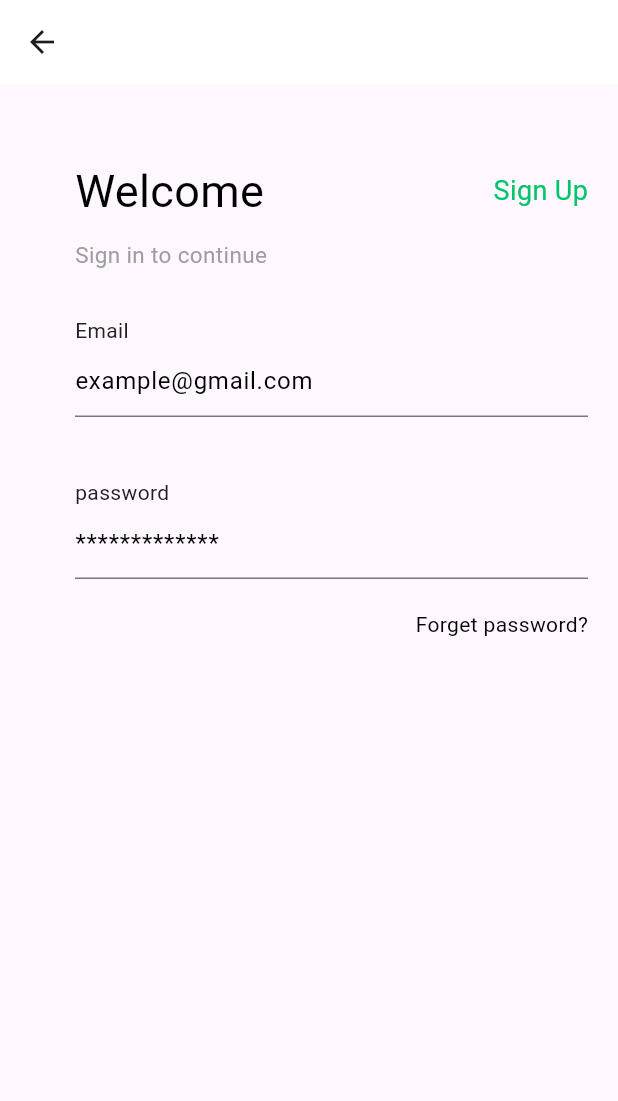
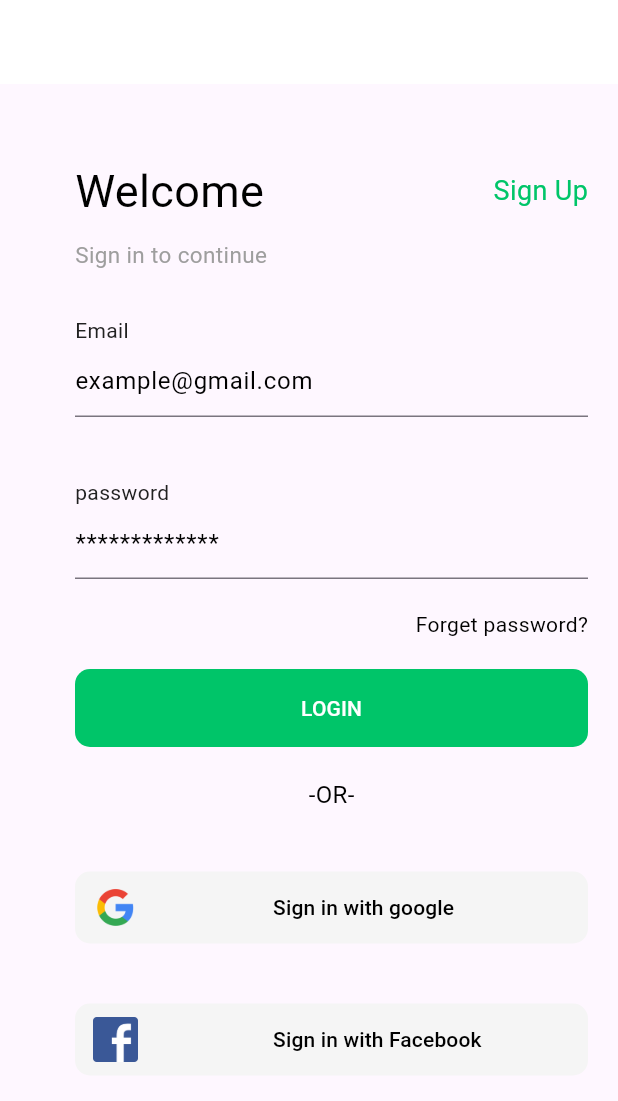
Before and after one commit to omer358/e-commerce-flutter-app, a Flutter app: the LoginScreen screen opened directly, on a phone screen of 412 x 824 dp. Shown: the top 1101 px of the screen. Run offline on Flutter 3.47's test engine with Material 3 defaults, Android fonts, the phone set to English and light mode, and no system bars.

Commit message:
finish the login screen design

```diff
--- a/lib/main.dart
+++ b/lib/main.dart
@@ -1,3 +1,4 @@
+import 'package:e_commerce_app/view/auth/login_screen.dart';
 import 'package:flutter/material.dart';
 
 void main() {
@@ -16,7 +17,7 @@ class MyApp extends StatelessWidget {
         useMaterial3: true,
       ),
       home: Scaffold(
-        body: Container(),
+        body: LoginScreen(),
       ),
     );
   }
--- a/lib/view/auth/login_screen.dart
+++ b/lib/view/auth/login_screen.dart
@@ -1,7 +1,8 @@
 import 'package:e_commerce_app/constants.dart';
+import 'package:e_commerce_app/view/widgets/custom_button.dart';
+import 'package:e_commerce_app/view/widgets/custom_button_social.dart';
 import 'package:e_commerce_app/view/widgets/custom_text.dart';
 import 'package:e_commerce_app/view/widgets/custom_text_form_field.dart';
-import 'package:flutter/cupertino.dart';
 import 'package:flutter/material.dart';
 
 class LoginScreen extends StatelessWidget {
@@ -15,7 +16,7 @@ class LoginScreen extends StatelessWidget {
         backgroundColor: Colors.white,
       ),
       body: Padding(
-        padding: EdgeInsets.only(
+        padding: const EdgeInsets.only(
           top: 50,
           right: 20,
           left: 50,
@@ -50,15 +51,52 @@ class LoginScreen extends StatelessWidget {
               onSave: (value) {},
               onValidate: (value) {},
             ),
-            const SizedBox(height: 40,),
+            const SizedBox(
+              height: 40,
+            ),
             CustomTextFormField(
               text: "password",
               hint: "*************",
               onSave: (value) {},
               onValidate: (value) {},
             ),
-            const SizedBox(height: 20,),
-            CustomText(text: "Forget password?", fontSize: 14, alignment: Alignment.topRight,)
+            const SizedBox(
+              height: 20,
+            ),
+            const CustomText(
+              text: "Forget password?",
+              fontSize: 14,
+              alignment: Alignment.topRight,
+            ),
+            const SizedBox(
+              height: 20,
+            ),
+            CustomButton(
+              text: 'LOGIN',
+              onPressed: () {},
+            ),
+            const SizedBox(
+              height: 20,
+            ),
+            const CustomText(
+              text: "-OR-",
+              fontSize: 16,
+              alignment: Alignment.center,
+            ),
+            const SizedBox(
+              height: 40,
+            ),
+            CustomButtonSocial(
+              onPressed: () {},
+              imageName: "assets/images/google.png",
+              text: "Sign in with google",
+            ),
+            const SizedBox(height: 40,),
+            CustomButtonSocial(
+              onPressed: () {},
+              imageName: "assets/images/facebook.png",
+              text: "Sign in with Facebook",
+            ),
           ],
         ),
       ),
--- /dev/null
+++ b/lib/view/widgets/custom_button.dart
@@ -0,0 +1,35 @@
+import 'package:flutter/material.dart';
+
+import '../../constants.dart';
+import 'custom_text.dart';
+
+class CustomButton extends StatelessWidget {
+  final String text;
+  final void Function() onPressed;
+
+  const CustomButton({
+    super.key,
+    required this.text,
+    required this.onPressed,});
+
+  @override
+  Widget build(BuildContext context) {
+    return TextButton(
+      onPressed: onPressed,
+      style: ButtonStyle(
+          backgroundColor:
+          MaterialStateProperty.all<Color>(primaryColor),
+          shape: MaterialStateProperty.all(RoundedRectangleBorder(
+              borderRadius: BorderRadius.circular(10)))),
+      child:  Padding(
+        padding: const EdgeInsets.all(8.0),
+        child: CustomText(
+          text: text,
+          alignment: Alignment.center,
+          fontSize: 14,
+          color: Colors.white,
+        ),
+      ),
+    );
+  }
+}
--- /dev/null
+++ b/lib/view/widgets/custom_button_social.dart
@@ -0,0 +1,48 @@
+import 'package:flutter/material.dart';
+
+import 'custom_text.dart';
+
+class CustomButtonSocial extends StatelessWidget {
+  final Function() onPressed;
+  final String imageName;
+  final String text;
+
+  const CustomButtonSocial({
+    super.key,
+    required this.onPressed,
+    required this.imageName,
+    required this.text,
+  });
+
+  @override
+  Widget build(BuildContext context) {
+    return Container(
+      decoration: BoxDecoration(
+        borderRadius: BorderRadius.circular(10),
+        color: Colors.grey.shade100
+      ),
+      child: TextButton(
+        onPressed: onPressed,
+        style: ButtonStyle(
+            shape: MaterialStateProperty.all(
+                RoundedRectangleBorder(borderRadius: BorderRadius.circular(10)))),
+        child: Row(
+          children: [
+            Image.asset(
+              imageName,
+              width: 30.0,
+              height: 30.0,
+            ),
+            const SizedBox(
+              width: 90,
+            ),
+             CustomText(
+              text: text,
+              fontSize: 14,
+            ),
+          ],
+        ),
+      ),
+    );
+  }
+}
```
Also changed, not shown: pubspec.yaml (+4 -4 lines), assets/images/facebook.png (added), assets/images/google.png (added), pubspec.lock.
